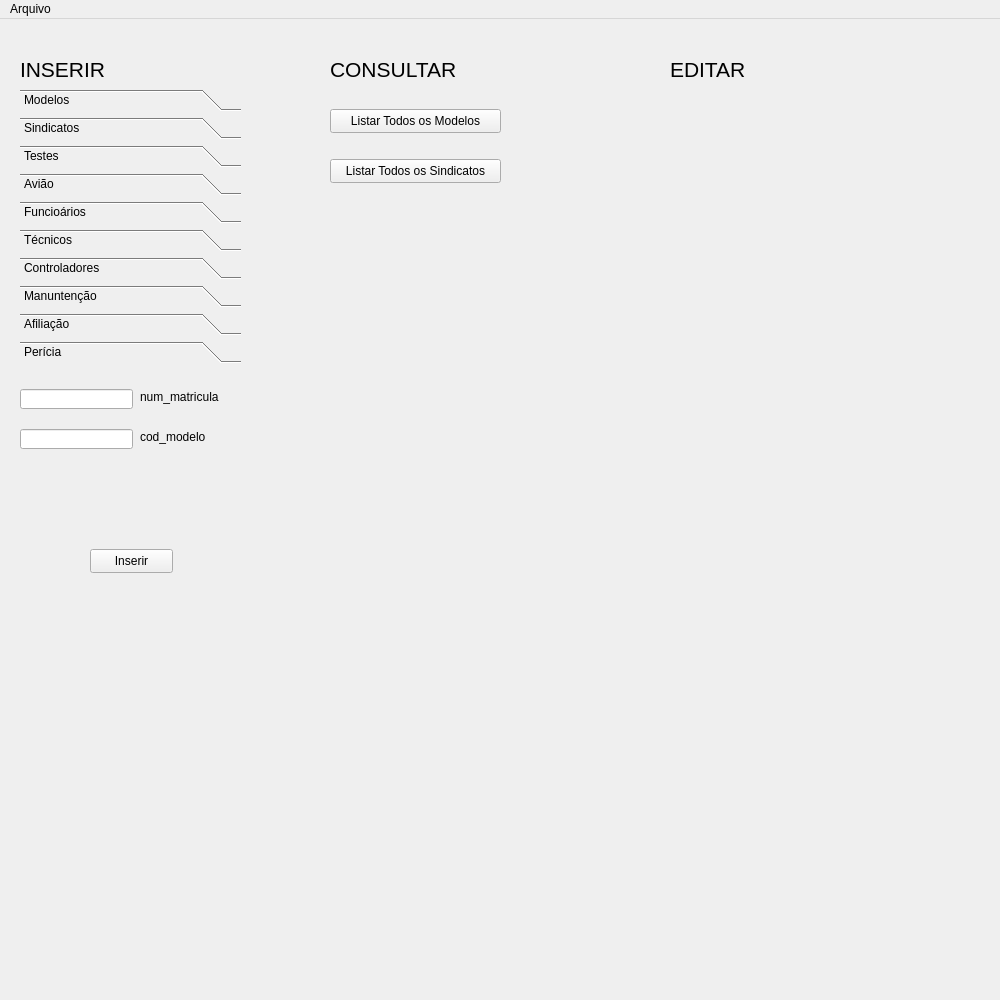
Old version of the form python/as/interface/imageEditor.ui in the repository h31nr1ch/BAN2.
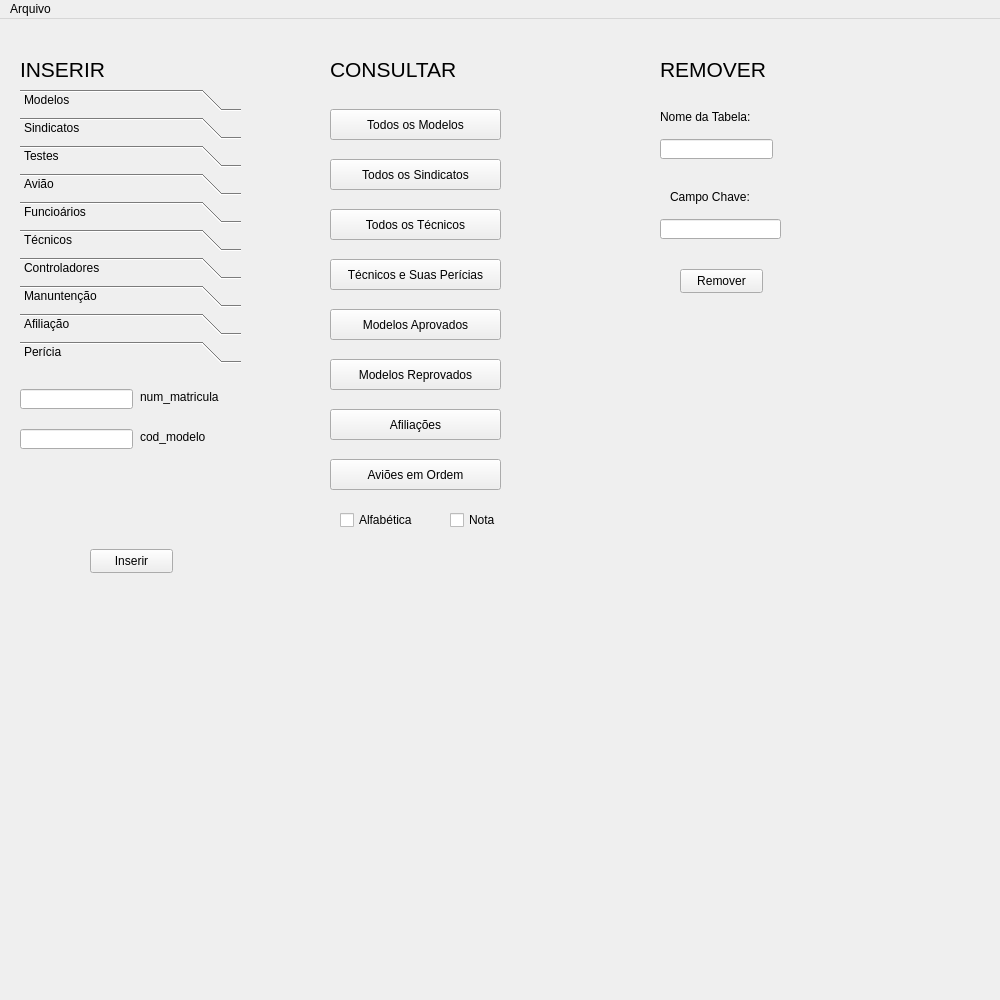
New version of the form. The open tabs and pages were chosen to show the change.

Diff of the .ui file:
```diff
--- a/python/as/interface/imageEditor.ui
+++ b/python/as/interface/imageEditor.ui
@@ -53,9 +53,9 @@
    <widget class="QLabel" name="label_3">
     <property name="geometry">
      <rect>
-      <x>670</x>
+      <x>660</x>
       <y>30</y>
-      <width>91</width>
+      <width>111</width>
       <height>41</height>
      </rect>
     </property>
@@ -65,7 +65,7 @@
      </font>
     </property>
     <property name="text">
-     <string>EDITAR</string>
+     <string>REMOVER</string>
     </property>
    </widget>
    <widget class="QToolBox" name="Tabelas">
@@ -973,11 +973,11 @@
       <x>330</x>
       <y>90</y>
       <width>171</width>
-      <height>24</height>
+      <height>31</height>
      </rect>
     </property>
     <property name="text">
-     <string>Listar Todos os Modelos</string>
+     <string>Todos os Modelos</string>
     </property>
    </widget>
    <widget class="QPushButton" name="pushButton_2">
@@ -986,11 +986,174 @@
       <x>330</x>
       <y>140</y>
       <width>171</width>
+      <height>31</height>
+     </rect>
+    </property>
+    <property name="text">
+     <string>Todos os Sindicatos</string>
+    </property>
+   </widget>
+   <widget class="QPushButton" name="buttonTecnicos">
+    <property name="geometry">
+     <rect>
+      <x>330</x>
+      <y>190</y>
+      <width>171</width>
+      <height>31</height>
+     </rect>
+    </property>
+    <property name="text">
+     <string>Todos os Técnicos</string>
+    </property>
+   </widget>
+   <widget class="QPushButton" name="buttonTecnicosPericia">
+    <property name="geometry">
+     <rect>
+      <x>330</x>
+      <y>240</y>
+      <width>171</width>
+      <height>31</height>
+     </rect>
+    </property>
+    <property name="text">
+     <string>Técnicos e Suas Perícias</string>
+    </property>
+   </widget>
+   <widget class="QPushButton" name="buttonAprovados">
+    <property name="geometry">
+     <rect>
+      <x>330</x>
+      <y>290</y>
+      <width>171</width>
+      <height>31</height>
+     </rect>
+    </property>
+    <property name="text">
+     <string>Modelos Aprovados</string>
+    </property>
+   </widget>
+   <widget class="QPushButton" name="buttonReprovados">
+    <property name="geometry">
+     <rect>
+      <x>330</x>
+      <y>340</y>
+      <width>171</width>
+      <height>31</height>
+     </rect>
+    </property>
+    <property name="text">
+     <string>Modelos Reprovados</string>
+    </property>
+   </widget>
+   <widget class="QPushButton" name="buttonAfiliacoes">
+    <property name="geometry">
+     <rect>
+      <x>330</x>
+      <y>390</y>
+      <width>171</width>
+      <height>31</height>
+     </rect>
+    </property>
+    <property name="text">
+     <string>Afiliações</string>
+    </property>
+   </widget>
+   <widget class="QPushButton" name="buttonAviao">
+    <property name="geometry">
+     <rect>
+      <x>330</x>
+      <y>440</y>
+      <width>171</width>
+      <height>31</height>
+     </rect>
+    </property>
+    <property name="text">
+     <string>Aviões em Ordem</string>
+    </property>
+   </widget>
+   <widget class="QCheckBox" name="alfabetico">
+    <property name="geometry">
+     <rect>
+      <x>340</x>
+      <y>490</y>
+      <width>97</width>
+      <height>22</height>
+     </rect>
+    </property>
+    <property name="text">
+     <string>Alfabética</string>
+    </property>
+   </widget>
+   <widget class="QCheckBox" name="nota">
+    <property name="geometry">
+     <rect>
+      <x>450</x>
+      <y>490</y>
+      <width>97</width>
+      <height>22</height>
+     </rect>
+    </property>
+    <property name="text">
+     <string>Nota</string>
+    </property>
+   </widget>
+   <widget class="QLabel" name="label_35">
+    <property name="geometry">
+     <rect>
+      <x>660</x>
+      <y>90</y>
+      <width>111</width>
+      <height>16</height>
+     </rect>
+    </property>
+    <property name="text">
+     <string>Nome da Tabela:</string>
+    </property>
+   </widget>
+   <widget class="QLineEdit" name="line30">
+    <property name="geometry">
+     <rect>
+      <x>660</x>
+      <y>120</y>
+      <width>113</width>
+      <height>20</height>
+     </rect>
+    </property>
+   </widget>
+   <widget class="QLabel" name="label_36">
+    <property name="geometry">
+     <rect>
+      <x>670</x>
+      <y>170</y>
+      <width>111</width>
+      <height>16</height>
+     </rect>
+    </property>
+    <property name="text">
+     <string>Campo Chave:</string>
+    </property>
+   </widget>
+   <widget class="QLineEdit" name="line31">
+    <property name="geometry">
+     <rect>
+      <x>660</x>
+      <y>200</y>
+      <width>121</width>
+      <height>20</height>
+     </rect>
+    </property>
+   </widget>
+   <widget class="QPushButton" name="remove">
+    <property name="geometry">
+     <rect>
+      <x>680</x>
+      <y>250</y>
+      <width>83</width>
       <height>24</height>
      </rect>
     </property>
     <property name="text">
-     <string>Listar Todos os Sindicatos</string>
+     <string>Remover</string>
     </property>
    </widget>
    <zorder>label</zorder>
```
Left out of the diff: 83 changed lines with no effect on the pictures.
